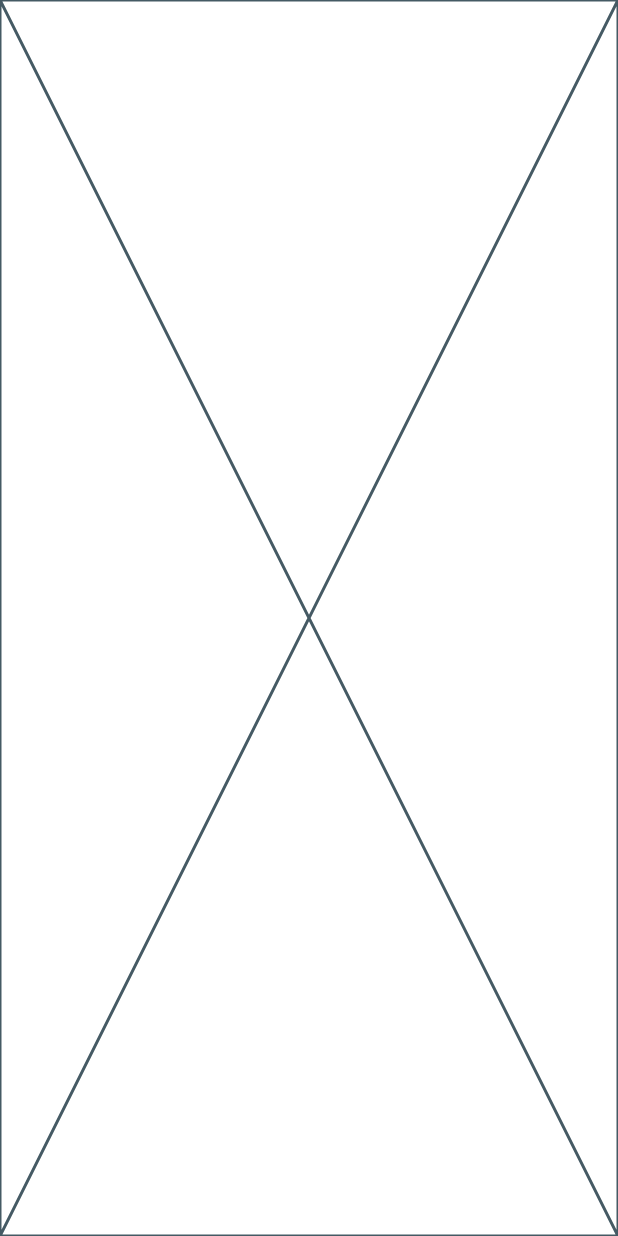
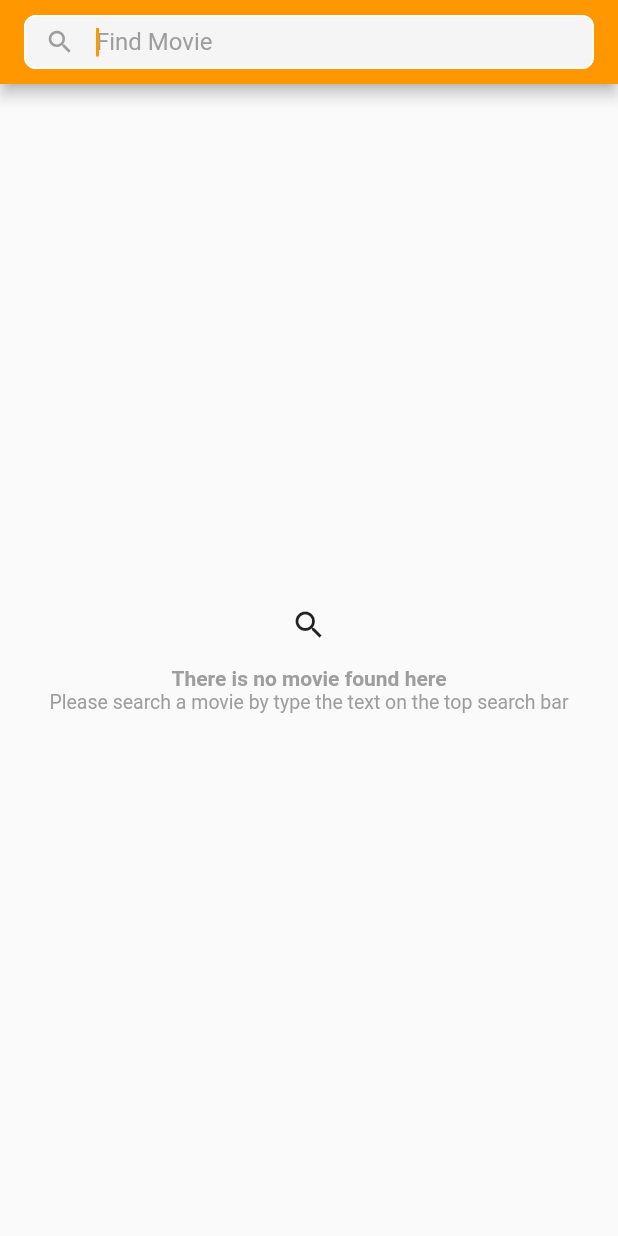
Before and after one commit to thesmalleyes/flutter-player, a Flutter app: the screen it shows after launch, on a phone screen of 412 x 824 dp. Run offline on Flutter 3.47's test engine with Material 2 defaults, Android fonts, the phone set to English and light mode, and no system bars; our stand-ins replace dio, flutter_bloc, freezed_annotation.

Commit message:
Added home video list with search music video

```diff
--- a/lib/app.dart
+++ b/lib/app.dart
@@ -1,6 +1,9 @@
 import 'package:flutter/material.dart';
+import 'package:flutter_bloc/flutter_bloc.dart';
 import 'package:video_vntny/constants/app_colors.dart';
-import 'package:video_vntny/home/home_screen.dart';
+import 'package:video_vntny/data/implementation/movie_repository_impl.dart';
+import 'package:video_vntny/view/home/cubit/movie/get_movie_cubit.dart';
+import 'package:video_vntny/view/home/home_screen.dart';
 
 class App extends StatelessWidget {
   const App({super.key});
@@ -14,7 +17,10 @@ class App extends StatelessWidget {
         primarySwatch: AppColors.primaryColor,
         visualDensity: VisualDensity.adaptivePlatformDensity,
       ),
-      home: const HomeScreen(),
+      home: BlocProvider(
+        create: (context) => GetMovieCubit(MovieRepositoryImpl()),
+        child: const HomeScreen(),
+      ),
     );
   }
 }
--- /dev/null
+++ b/lib/constants/app_texts.dart
@@ -0,0 +1,7 @@
+class AppTexts {
+  static const findMovie = 'Find Movie';
+  static const emptyHomeDescription = 'There is no movie found here';
+  static const emptyHomeInstruction =
+      'Please search a movie by type the text on the top search bar';
+  static const noPreviewAvailable = 'No Preview Available';
+}
--- /dev/null
+++ b/lib/data/implementation/movie_repository_impl.dart
@@ -0,0 +1,23 @@
+import 'dart:convert';
+import 'dart:developer';
+
+import 'package:dio/dio.dart';
+import 'package:video_vntny/data/repository/movie_repository.dart';
+import 'package:video_vntny/model/movies_response.dart';
+
+class MovieRepositoryImpl implements MovieRepository {
+  final dio = Dio();
+  @override
+  Future<MoviesResponse> getMovies(
+      {String keyword = '', String entity = 'musicVideo'}) async {
+    // try {
+    var params = {'term': keyword, 'entity': entity};
+    final response = await dio.get('https://itunes.apple.com/search',
+        queryParameters: params);
+    log(response.data.toString());
+    return MoviesResponse.fromJson(jsonDecode(response.data));
+    // } catch (e) {
+    //   throw e.toString();
+    // }
+  }
+}
--- /dev/null
+++ b/lib/data/repository/movie_repository.dart
@@ -0,0 +1,6 @@
+import 'package:video_vntny/model/movies_response.dart';
+
+abstract class MovieRepository {
+  Future<MoviesResponse> getMovies(
+      {String keyword = '', String entity = 'musicVideo'});
+}
--- a/lib/home/home_screen.dart
+++ /dev/null
@@ -1,10 +0,0 @@
-import 'package:flutter/material.dart';
-
-class HomeScreen extends StatelessWidget {
-  const HomeScreen({Key? key}) : super(key: key);
-
-  @override
-  Widget build(BuildContext context) {
-    return const Placeholder();
-  }
-}
--- a/lib/home_screen.dart
+++ /dev/null
@@ -1,10 +0,0 @@
-import 'package:flutter/material.dart';
-
-class HomeScreen extends StatelessWidget {
-  const HomeScreen({Key? key}) : super(key: key);
-
-  @override
-  Widget build(BuildContext context) {
-    return const Placeholder();
-  }
-}
--- /dev/null
+++ b/lib/model/movies_response.dart
@@ -0,0 +1,16 @@
+import 'package:freezed_annotation/freezed_annotation.dart';
+import 'package:video_vntny/model/movie_model.dart';
+
+part 'movies_response.freezed.dart';
+part 'movies_response.g.dart';
+
+@freezed
+class MoviesResponse with _$MoviesResponse {
+  const factory MoviesResponse({
+    required int resultCount,
+    required List<MovieModel> results,
+  }) = _MoviesResponse;
+
+  factory MoviesResponse.fromJson(Map<String, dynamic> json) =>
+      _$MoviesResponseFromJson(json);
+}
--- /dev/null
+++ b/lib/view/home/cubit/movie/get_movie_cubit.dart
@@ -0,0 +1,22 @@
+import 'package:flutter_bloc/flutter_bloc.dart';
+import 'package:freezed_annotation/freezed_annotation.dart';
+import 'package:video_vntny/data/repository/movie_repository.dart';
+import 'package:video_vntny/model/movies_response.dart';
+
+part 'get_movie_state.dart';
+part 'get_movie_cubit.freezed.dart';
+
+class GetMovieCubit extends Cubit<GetMovieState> {
+  final MovieRepository repository;
+  GetMovieCubit(this.repository) : super(const GetMovieState.initial());
+
+  request(String keyword) async {
+    emit(const GetMovieState.loading());
+    // try {
+    final result = await repository.getMovies(keyword: keyword);
+    emit(GetMovieState.loaded(result));
+    // } catch (e) {
+    //   emit(GetMovieState.error(e.toString()));
+    // }
+  }
+}
--- /dev/null
+++ b/lib/view/home/cubit/movie/get_movie_state.dart
@@ -0,0 +1,9 @@
+part of 'get_movie_cubit.dart';
+
+@freezed
+class GetMovieState with _$GetMovieState {
+  const factory GetMovieState.initial() = _Initial;
+  const factory GetMovieState.loading() = _Loading;
+  const factory GetMovieState.loaded(MoviesResponse response) = _Loaded;
+  const factory GetMovieState.error(String message) = _Error;
+}
--- a/lib/view/home/home_screen.dart
+++ b/lib/view/home/home_screen.dart
@@ -1,10 +1,107 @@
 import 'package:flutter/material.dart';
+import 'package:flutter_bloc/flutter_bloc.dart';
+import 'package:video_vntny/constants/app_texts.dart';
+import 'package:video_vntny/util/datetime_extension.dart';
+import 'package:video_vntny/view/home/cubit/movie/get_movie_cubit.dart';
+import 'package:video_vntny/view/home/widget/search_widget.dart';
+import 'package:video_vntny/widget/empty_widget.dart';
+import 'package:video_vntny/widget/error_screen_widget.dart';
 
-class HomeScreen extends StatelessWidget {
+class HomeScreen extends StatefulWidget {
   const HomeScreen({Key? key}) : super(key: key);
 
   @override
+  State<HomeScreen> createState() => _HomeScreenState();
+}
+
+class _HomeScreenState extends State<HomeScreen> {
+  late GetMovieCubit _movieCubit;
+  final _searchController = TextEditingController();
+
+  @override
+  void initState() {
+    _movieCubit = BlocProvider.of<GetMovieCubit>(context);
+    super.initState();
+  }
+
+  @override
   Widget build(BuildContext context) {
-    return const Placeholder();
+    final size = MediaQuery.of(context).size;
+    return Scaffold(
+      appBar: AppBar(
+        titleSpacing: 0,
+        title: Padding(
+          padding: const EdgeInsets.symmetric(horizontal: 16),
+          child: SearchWidget(
+            search: () => _movieCubit.request(_searchController.text),
+            hint: AppTexts.findMovie,
+            textController: _searchController,
+          ),
+        ),
+      ),
+      body: BlocBuilder<GetMovieCubit, GetMovieState>(
+        builder: (context, state) => state.when(
+          initial: () => const EmptyWidget(
+            emptyDescription: AppTexts.emptyHomeDescription,
+            emptyInstruction: AppTexts.emptyHomeInstruction,
+          ),
+          loading: () => const Center(
+            child: CircularProgressIndicator(),
+          ),
+          loaded: (response) => ListView.builder(
+            itemCount: response.results.length,
+            itemBuilder: (BuildContext context, int index) {
+              final movie = response.results[index];
+              return Padding(
+                padding: const EdgeInsets.only(bottom: 16),
+                child: Column(
+                  crossAxisAlignment: CrossAxisAlignment.start,
+                  children: [
+                    SizedBox(
+                      width: size.width,
+                      height: size.width / 3,
+                      child: movie.artworkUrl100 != null
+                          ? Image.network(
+                              movie.artworkUrl100!,
+                              width: size.width,
+                              fit: BoxFit.cover,
+                            )
+                          : Row(
+                              mainAxisSize: MainAxisSize.min,
+                              children: const [
+                                Icon(Icons.error),
+                                SizedBox(
+                                  width: 16,
+                                ),
+                                Text(AppTexts.noPreviewAvailable)
+                              ],
+                            ),
+                    ),
+                    Padding(
+                      padding: const EdgeInsets.symmetric(horizontal: 16) +
+                          const EdgeInsets.only(top: 8),
+                      child: Text(
+                        movie.trackName,
+                        style: const TextStyle(fontWeight: FontWeight.w600),
+                      ),
+                    ),
+                    Padding(
+                      padding: const EdgeInsets.symmetric(horizontal: 16),
+                      child: Text(
+                        '${movie.artistName} • ${movie.releaseDate.timeAgo()}',
+                      ),
+                    ),
+                  ],
+                ),
+              );
+            },
+          ),
+          error: (message) => ErrorScreenWidget(
+            errorMessage: message,
+            errorInstruction: AppTexts.emptyHomeInstruction,
+          ),
+        ),
+      ),
+    );
   }
 }
--- /dev/null
+++ b/lib/view/home/widget/search_widget.dart
@@ -0,0 +1,54 @@
+import 'package:flutter/material.dart';
+
+class SearchWidget extends StatelessWidget {
+  final Function() search;
+  final String hint;
+  final TextEditingController textController;
+
+  const SearchWidget(
+      {super.key,
+      required this.search,
+      required this.hint,
+      required this.textController});
+  @override
+  Widget build(BuildContext context) {
+    return SizedBox(
+      height: 36,
+      child: TextField(
+        autofocus: true,
+        textInputAction: TextInputAction.search,
+        onSubmitted: (value) {
+          search();
+        },
+        controller: textController,
+        maxLines: 1,
+        decoration: InputDecoration(
+            focusedBorder: OutlineInputBorder(
+              borderSide: const BorderSide(color: Colors.white),
+              borderRadius: BorderRadius.circular(8),
+            ),
+            enabledBorder: UnderlineInputBorder(
+              borderSide: const BorderSide(color: Colors.white),
+              borderRadius: BorderRadius.circular(8),
+            ),
+            filled: true,
+            fillColor: Colors.grey[100],
+            prefixIcon: const Padding(
+              padding: EdgeInsets.symmetric(horizontal: 4),
+              child: Icon(
+                Icons.search,
+                color: Colors.grey,
+                size: 20,
+              ),
+            ),
+            border: InputBorder.none,
+            contentPadding: EdgeInsets.zero,
+            // focusedBorder: InputBorder.none,
+            hintText: hint,
+            hintStyle: const TextStyle(color: Colors.grey),
+            hintMaxLines: 1),
+        // onChanged: search
+      ),
+    );
+  }
+}
--- /dev/null
+++ b/lib/widget/empty_widget.dart
@@ -0,0 +1,34 @@
+import 'package:flutter/material.dart';
+
+class EmptyWidget extends StatelessWidget {
+  final String emptyDescription;
+  final String emptyInstruction;
+  const EmptyWidget(
+      {super.key,
+      required this.emptyDescription,
+      required this.emptyInstruction});
+
+  @override
+  Widget build(BuildContext context) {
+    return Center(
+      child: Column(
+        mainAxisSize: MainAxisSize.min,
+        children: [
+          const Icon(Icons.search),
+          const SizedBox(
+            height: 16,
+          ),
+          Text(
+            emptyDescription,
+            style: const TextStyle(
+                color: Colors.grey, fontWeight: FontWeight.w600),
+          ),
+          Text(
+            emptyInstruction,
+            style: const TextStyle(color: Colors.grey, fontSize: 13),
+          ),
+        ],
+      ),
+    );
+  }
+}
--- a/pubspec.yaml
+++ b/pubspec.yaml
@@ -35,7 +35,6 @@ dependencies:
   flutter_bloc: ^8.1.2
   freezed: ^2.3.2
   freezed_annotation: ^2.2.0
-  injectable: ^2.1.1
   json_annotation: ^4.8.0
   json_serializable: ^6.6.1
   logger: ^1.1.0
```
Also changed, not shown: analysis_options.yaml (+20 -3 lines), lib/data/api/source.dart (deleted, +0 -41 lines), lib/data/interceptor/logging_interceptor.dart (deleted, +0 -34 lines), lib/model/movie_model.dart (added, +28 -0 lines), lib/util/datetime_extension.dart (added, +26 -0 lines), lib/widget/error_screen_widget.dart (added, +35 -0 lines), lib/model/movie_model.freezed.dart (added), lib/model/movie_model.g.dart (added), lib/model/movies_response.freezed.dart (added), lib/model/movies_response.g.dart (added), lib/view/home/cubit/movie/get_movie_cubit.freezed.dart (added), pubspec.lock, 1 other file.
